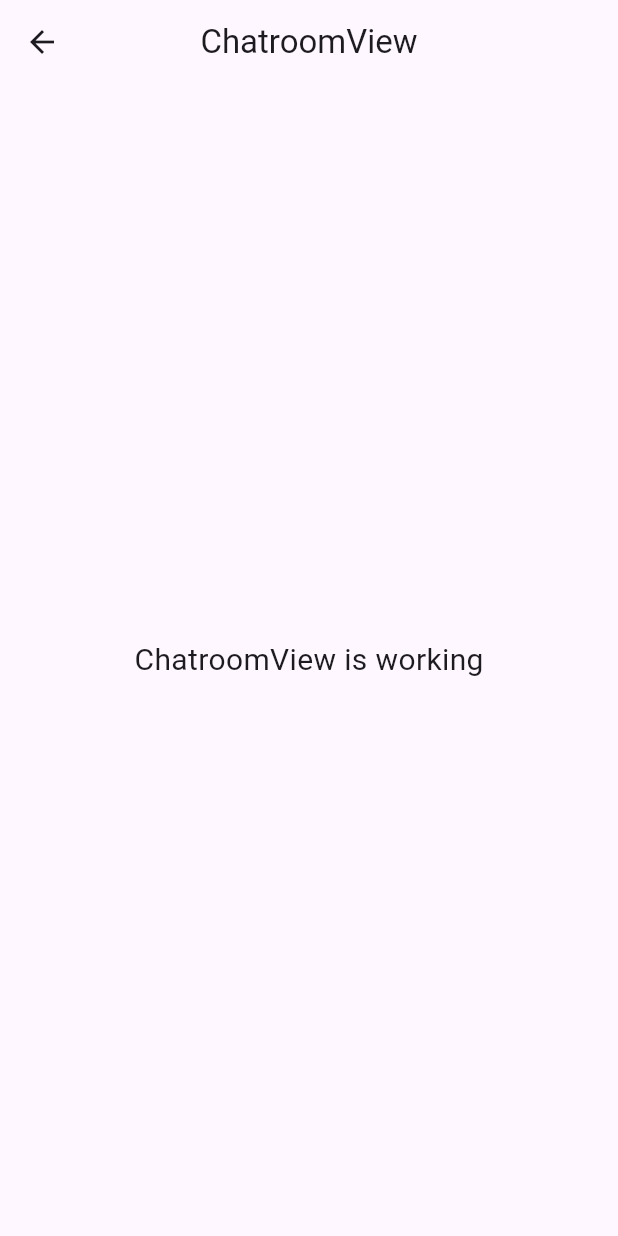
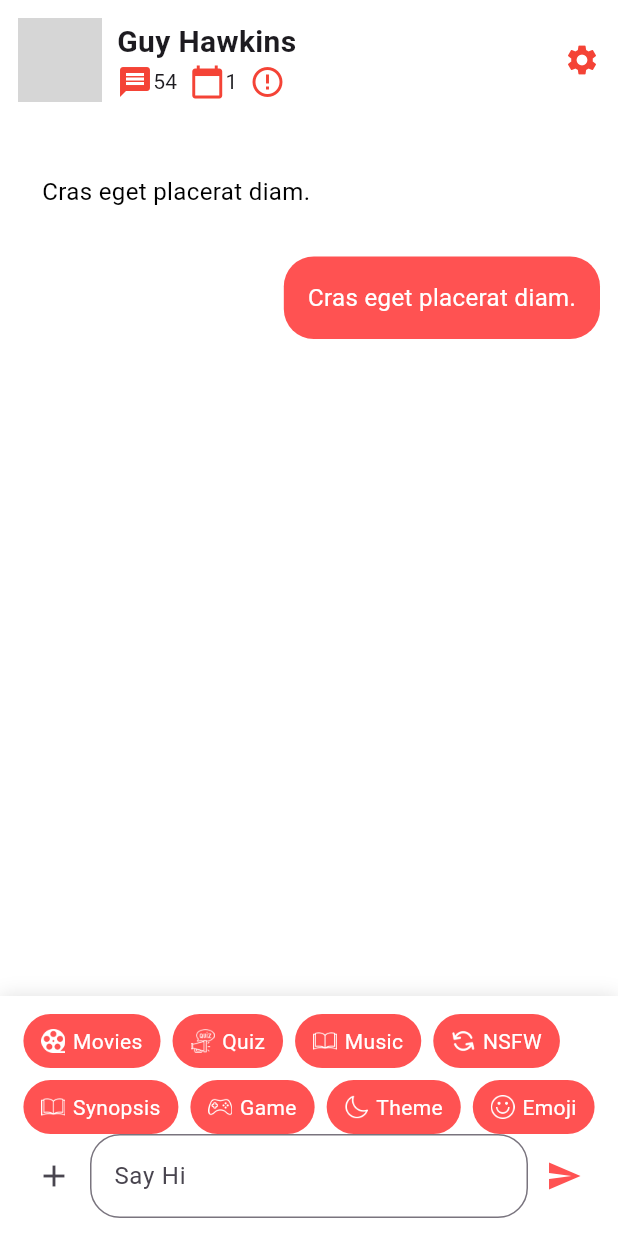
Before and after one commit to NafimAhmed/soulee-test, a Flutter app: the ChatroomView screen opened by its route, on a phone screen of 412 x 824 dp. Run offline on Flutter 3.47's test engine with Material 3 defaults, Android fonts, the phone set to English and light mode, and no system bars; our stand-ins replace get, google_fonts; grey boxes are pictures that could not be loaded.

Commit message:
chat room working

```diff
--- a/lib/app/component/chat_card.dart
+++ b/lib/app/component/chat_card.dart
@@ -4,12 +4,18 @@ import 'package:flutter/material.dart';
 import 'package:get/get.dart';
 import 'package:google_fonts/google_fonts.dart';
 
+import '../routes/app_pages.dart';
+
 class ChatCard extends StatelessWidget {
   const ChatCard({super.key});
 
   @override
   Widget build(BuildContext context) {
-    return Container(
+    return GestureDetector(
+      onTap: (){
+        Get.toNamed(Routes.CHATROOM);
+      },
+      child: Container(
          margin: const EdgeInsets.symmetric(vertical: 5),
         padding: const EdgeInsets.all(12),
         decoration: BoxDecoration(
@@ -26,6 +32,7 @@ class ChatCard extends StatelessWidget {
             const SizedBox(height: 12),
             _buildImageButton(),
           ],
+        ),
       ),
     );
   }
--- /dev/null
+++ b/lib/app/component/custom_appbar.dart
@@ -0,0 +1,43 @@
+
+
+
+
+import 'package:flutter/material.dart';
+
+class CustomAppBar extends StatelessWidget {
+  @override
+  Widget build(BuildContext context) {
+    return Padding(
+      padding: const EdgeInsets.all(12.0),
+      child: Row(
+        children: [
+          CircleAvatar(
+            radius: 28,
+            backgroundImage: AssetImage('assets/profile_cat.png'), // Profile image
+          ),
+          SizedBox(width: 10),
+          Expanded(
+            child: Column(
+              crossAxisAlignment: CrossAxisAlignment.start,
+              children: [
+                Text('Guy Hawkins', style: TextStyle(fontSize: 20, fontWeight: FontWeight.bold)),
+                Row(
+                  children: [
+                    Icon(Icons.message, color: Colors.red),
+                    Text('54'),
+                    SizedBox(width: 8),
+                    Icon(Icons.calendar_today, color: Colors.red),
+                    Text('1'),
+                    SizedBox(width: 8),
+                    Icon(Icons.error_outline, color: Colors.red),
+                  ],
+                )
+              ],
+            ),
+          ),
+          Icon(Icons.settings, color: Colors.red),
+        ],
+      ),
+    );
+  }
+}
--- /dev/null
+++ b/lib/app/component/custom_bottom_bar.dart
@@ -0,0 +1,77 @@
+
+
+
+
+
+import 'package:flutter/material.dart';
+
+class CustomBottomBar extends StatelessWidget {
+  @override
+  Widget build(BuildContext context) {
+    return Container(
+      padding: EdgeInsets.all(12),
+      decoration: BoxDecoration(
+        color: Colors.white,
+        boxShadow: [BoxShadow(blurRadius: 10, color: Colors.grey.shade300)],
+      ),
+      child: Column(
+        children: [
+          Wrap(
+            spacing: 8,
+            runSpacing: 8,
+            children: [
+              CustomButton(text: "Movies", icon: Image.asset('assets/icons/movie.png',height: 16,width: 16,),),
+              CustomButton(text: "Quiz", icon: Image.asset('assets/icons/quize.png',height: 16,width: 16,),),
+              CustomButton(text: "Music", icon: Image.asset('assets/icons/music.png',height: 16,width: 16,),),
+              CustomButton(text: "NSFW",icon: Image.asset('assets/icons/nsfw.png',height: 16,width: 16,),),
+              CustomButton(text: "Synopsis", icon: Image.asset('assets/icons/music.png',height: 16,width: 16,),),
+              CustomButton(text: "Game", icon: Image.asset('assets/icons/game.png',height: 16,width: 16,),),
+              CustomButton(text: "Theme", icon: Image.asset('assets/icons/theme.png',height: 16,width: 16,),),
+              CustomButton(text: "Emoji", icon: Image.asset('assets/icons/emoji.png',height: 16,width: 16,),),
+            ],
+          ),
+          Row(
+            children: [
+              IconButton(icon: Icon(Icons.add), onPressed: () {}),
+              Expanded(
+                child: TextField(
+                  decoration: InputDecoration(
+                    hintText: "Say Hi",
+                    border: OutlineInputBorder(borderRadius: BorderRadius.circular(20)),
+                  ),
+                ),
+              ),
+              IconButton(icon: Icon(Icons.send, color: Colors.redAccent), onPressed: () {}),
+            ],
+          ),
+        ],
+      ),
+    );
+  }
+}
+
+class CustomButton extends StatelessWidget {
+  final String text;
+  const CustomButton({required this.text, required this.icon});
+
+  final Widget icon;
+
+  @override
+  Widget build(BuildContext context) {
+    return Container(
+      padding: EdgeInsets.symmetric(horizontal: 12, vertical: 8),
+      decoration: BoxDecoration(
+        color: Colors.redAccent,
+        borderRadius: BorderRadius.circular(20),
+      ),
+      child: Row(
+        mainAxisSize: MainAxisSize.min,
+        children: [
+          icon,
+          SizedBox(width: 5,),
+          Text(text, style: TextStyle(color: Colors.white)),
+        ],
+      ),
+    );
+  }
+}
--- a/lib/app/modules/chatroom/views/chatroom_view.dart
+++ b/lib/app/modules/chatroom/views/chatroom_view.dart
@@ -2,6 +2,8 @@ import 'package:flutter/material.dart';
 
 import 'package:get/get.dart';
 
+import '../../../component/custom_appbar.dart';
+import '../../../component/custom_bottom_bar.dart';
 import '../controllers/chatroom_controller.dart';
 
 class ChatroomView extends GetView<ChatroomController> {
@@ -9,16 +11,61 @@ class ChatroomView extends GetView<ChatroomController> {
   @override
   Widget build(BuildContext context) {
     return Scaffold(
-      appBar: AppBar(
-        title: const Text('ChatroomView'),
-        centerTitle: true,
-      ),
-      body: const Center(
-        child: Text(
-          'ChatroomView is working',
-          style: TextStyle(fontSize: 20),
+      backgroundColor: Colors.white,
+      body: SafeArea(
+        child: Column(
+          children: [
+            CustomAppBar(),       // Top profile and icons
+            Expanded(child: ChatList()),   // Messages
+            CustomBottomBar(),    // Text input + buttons
+          ],
         ),
       ),
     );
+
   }
 }
+
+class ChatList extends StatelessWidget {
+  final List<MessageModel> messages = [
+    MessageModel(text: "Cras eget placerat diam.", isMe: false),
+    MessageModel(text: "Cras eget placerat diam.", isMe: true),
+    // Add more messages
+  ];
+
+  @override
+  Widget build(BuildContext context) {
+    return ListView.builder(
+      padding: EdgeInsets.all(12),
+      itemCount: messages.length,
+      itemBuilder: (context, index) {
+        final message = messages[index];
+        return Align(
+          alignment: message.isMe ? Alignment.centerRight : Alignment.centerLeft,
+          child: Container(
+            margin: EdgeInsets.symmetric(vertical: 8),
+            padding: EdgeInsets.all(16),
+            decoration: BoxDecoration(
+              color: message.isMe ? Colors.redAccent : Colors.white,
+              borderRadius: BorderRadius.circular(20),
+            ),
+            child: Text(
+              message.text,
+              style: TextStyle(
+                color: message.isMe ? Colors.white : Colors.black,
+                fontSize: 16,
+              ),
+            ),
+          ),
+        );
+      },
+    );
+  }
+}
+
+class MessageModel {
+  final String text;
+  final bool isMe;
+
+  MessageModel({required this.text, required this.isMe});
+}
```
Also changed, not shown: assets/icons/emoji.png (added), assets/icons/game.png (added), assets/icons/movie.png (added), assets/icons/music.png (added), assets/icons/nsfw.png (added), assets/icons/quize.png (added), assets/icons/theme.png (added). Lines whose indentation alone changed are shown as unchanged.
